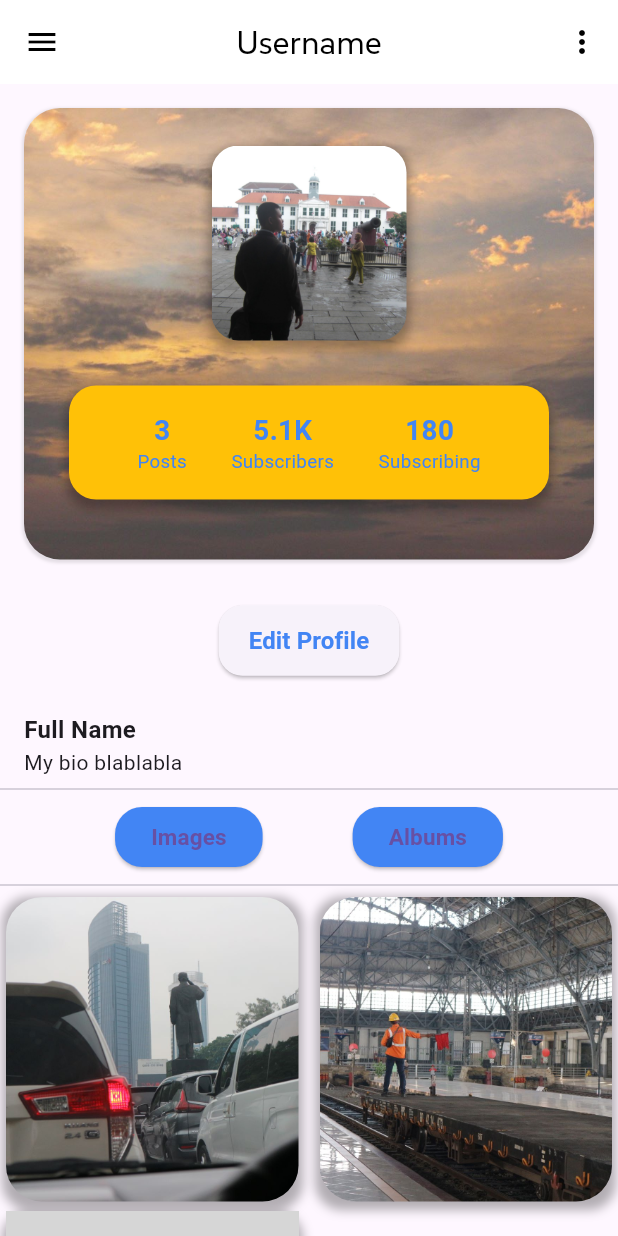
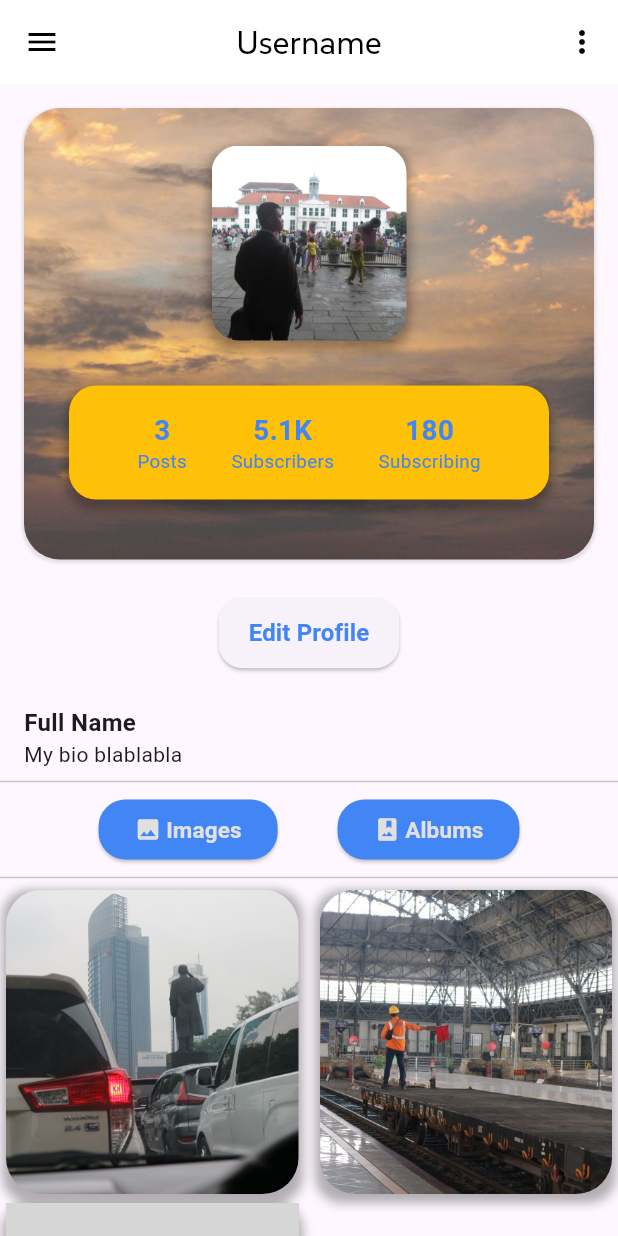
Before and after one commit to yosiasp/mobile_prog_kel6, a Flutter app: the ProfilePage screen opened directly, on a phone screen of 412 x 824 dp. Run offline on Flutter 3.47's test engine with Material 3 defaults, Android fonts, the phone set to English and light mode, and no system bars; grey boxes are pictures that could not be loaded.

Commit message:
profilebutton improvement

```diff
--- a/lib/pages/profile_page.dart
+++ b/lib/pages/profile_page.dart
@@ -172,7 +172,7 @@ class _ProfilePageState extends State<ProfilePage> {
                     ),
                   ),
 
-                  const SizedBox(height: 30),
+                  const SizedBox(height: 25),
 
                   // Edit Profile Button
                   ElevatedButton(
@@ -239,19 +239,32 @@ class _ProfilePageState extends State<ProfilePage> {
                     });
                   },
                   style: ElevatedButton.styleFrom(
-                    backgroundColor: showImages ? const Color(0xFF4285F4) : Colors.amber,
+                    backgroundColor: const Color(0xFF4285F4),
                     shape: RoundedRectangleBorder(
                       borderRadius: BorderRadius.circular(18),
                     ),
                   ),
-                  child: const Text('Images', style: TextStyle(
+                  child: Row(
+                    children: [
+                      Icon(
+                        Icons.photo,
+                        color: Colors.grey[300],
+                      ),
+                      const SizedBox(width: 3),
+                      Text(
+                        'Images',
+                        style: TextStyle(
                           fontSize: 15,
                           fontFamily: 'Roboto',
                           fontWeight: FontWeight.w700,
-                  )),
+                          color: Colors.grey[300],
+                        )
+                      )
+                    ],
+                  ),
                 ),
 
-                const SizedBox(width: 60),
+                const SizedBox(width: 40),
 
                 // Show Albums Button
                 ElevatedButton(
@@ -261,16 +274,29 @@ class _ProfilePageState extends State<ProfilePage> {
                     });
                   },
                   style: ElevatedButton.styleFrom(
-                    backgroundColor: showImages ? const Color(0xFF4285F4) : Colors.amber,
+                    backgroundColor: const Color(0xFF4285F4),
                     shape: RoundedRectangleBorder(
                       borderRadius: BorderRadius.circular(18),
                     ),
                   ),
-                  child: const Text('Albums', style: TextStyle(
+                  child: Row(
+                    children: [
+                      Icon(
+                        Icons.photo_album,
+                        color: Colors.grey[300],
+                      ),
+                      const SizedBox(width: 3),
+                      Text(
+                        'Albums',
+                        style: TextStyle(
                           fontSize: 15,
                           fontFamily: 'Roboto',
                           fontWeight: FontWeight.w700,
-                  )),
+                          color: Colors.grey[300],
+                        )
+                      )
+                    ],
+                  ),
                 ),
               ],
             ),
```
Lines whose indentation alone changed are shown as unchanged.
